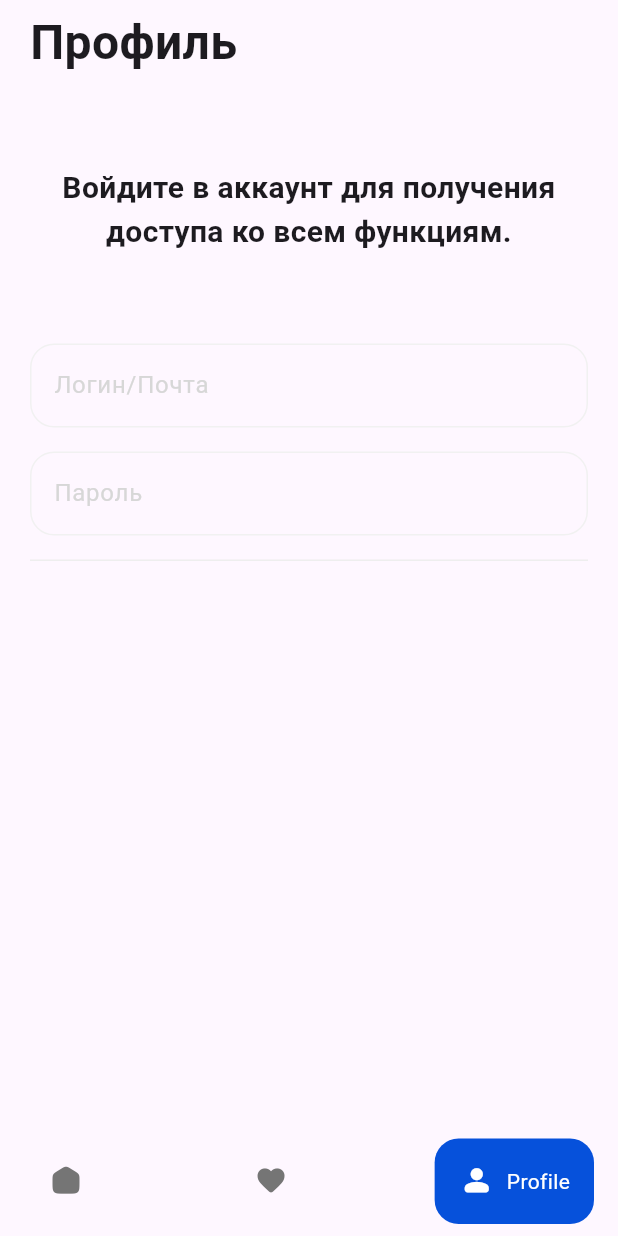
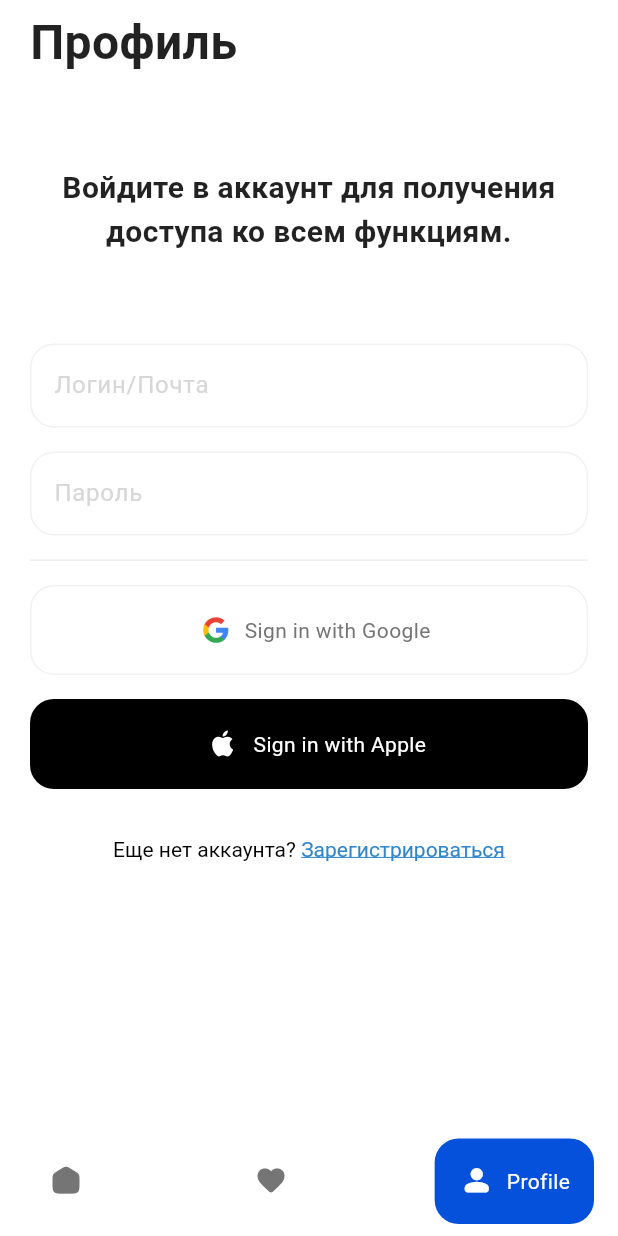
Before and after one commit to v1rus-dev/X-Travel-mobile, a Flutter app: the screen it shows after launch, item 3 of the bottom bar chosen, on a phone screen of 412 x 824 dp. Run offline on Flutter 3.47's test engine with Material 3 defaults, Android fonts, the phone set to English and light mode, and no system bars; drawn by our look-alikes of google_nav_bar; our stand-ins replace bloc, cached_network_image, dartz, dio, drift, drift_flutter and 8 more; missing offline and left inert: talker_dio_logger; accounts and stored records are empty; generated files the repository leaves out were written again; network calls fail; statements that could not run were skipped.

Commit message:
Add sign in google and apple buttons.

```diff
--- /dev/null
+++ b/lib/constants/app_theme.dart
@@ -0,0 +1,23 @@
+import 'package:flutter/material.dart';
+
+class AppThemes {
+  static final ThemeData lightTheme = ThemeData(
+    brightness: Brightness.light,
+    scaffoldBackgroundColor: Colors.white,
+    primarySwatch: Colors.blue,
+    textTheme: const TextTheme(
+      bodyLarge: TextStyle(color: Colors.black),
+      bodyMedium: TextStyle(color: Colors.black87),
+    ),
+  );
+
+  static final ThemeData darkTheme = ThemeData(
+    brightness: Brightness.dark,
+    scaffoldBackgroundColor: Colors.black,
+    primarySwatch: Colors.blue,
+    textTheme: const TextTheme(
+      bodyLarge: TextStyle(color: Colors.white),
+      bodyMedium: TextStyle(color: Colors.white70),
+    ),
+  );
+}
--- a/lib/constants/images.dart
+++ b/lib/constants/images.dart
@@ -7,4 +7,7 @@ class ImagesConstants {
 
   static const String icProfileOutlined = 'assets/images/svg/ic_profile_outlined.svg';
   static const String icProfileFilled = 'assets/images/svg/ic_profile_filled.svg';
+
+  static const String appleLogo = 'assets/images/svg/apple_logo.svg';
+  static const String googleLogo = 'assets/images/svg/google_logo.svg';
 }
--- a/lib/features/auth/login/presentation/view/login.dart
+++ b/lib/features/auth/login/presentation/view/login.dart
@@ -1,8 +1,12 @@
+import 'package:flutter/gestures.dart';
 import 'package:flutter/material.dart';
 import 'package:flutter_bloc/flutter_bloc.dart';
 import 'package:gap/gap.dart';
 import 'package:xtravel/common/widgets/app_text_field.dart';
+import 'package:xtravel/constants/colors.dart';
 import 'package:xtravel/features/auth/login/presentation/bloc/login_bloc.dart';
+import 'package:xtravel/features/auth/login/presentation/widgets/sign_in_apple.dart';
+import 'package:xtravel/features/auth/login/presentation/widgets/sign_in_google.dart';
 
 class LoginScreen extends StatefulWidget {
   const LoginScreen({super.key});
@@ -24,6 +28,7 @@ class _LoginScreenState extends State<LoginScreen> {
     return BlocProvider(
       create: (context) => bloc,
       child: Scaffold(
+        resizeToAvoidBottomInset: false,
         body: Padding(
           padding: const EdgeInsets.symmetric(horizontal: 20),
           child: Column(
@@ -54,6 +59,28 @@ class _LoginScreenState extends State<LoginScreen> {
                 color: Color(0xFFEEEEEE),
               ),
               const Gap(16),
+              SignInGoogle(
+                onTap: () {},
+              ),
+              const Gap(16),
+              SignInApple(onTap: () {}),
+              const Gap(32),
+              RichText(
+                text: const TextSpan(
+                  text: "Еще нет аккаунта? ",
+                  style: TextStyle(fontSize: 14, color: Colors.black),
+                  children: [
+                    TextSpan(
+                      text: "Зарегистрироваться",
+                      style: TextStyle(
+                        color: Color(0xFF2F86CD),
+                        decoration: TextDecoration.underline,
+                      ),
+
+                    )
+                  ],
+                ),
+              )
             ],
           ),
         ),
--- /dev/null
+++ b/lib/features/auth/login/presentation/widgets/sign_in_apple.dart
@@ -0,0 +1,34 @@
+import 'package:flutter/material.dart';
+import 'package:flutter_svg/flutter_svg.dart';
+import 'package:xtravel/constants/images.dart';
+
+class SignInApple extends StatelessWidget {
+  SignInApple({super.key, this.onTap});
+
+  Function()? onTap;
+
+  @override
+  Widget build(BuildContext context) {
+    final theme = Theme.of(context);
+
+    return SizedBox(
+      height: 60,
+      child: Material(
+        color: Colors.black,
+        borderRadius: BorderRadius.circular(16),
+        child: InkWell(
+          borderRadius: BorderRadius.circular(16),
+          onTap: onTap,
+          child: Row(
+            mainAxisAlignment: MainAxisAlignment.center,
+            crossAxisAlignment: CrossAxisAlignment.center,
+            children: [
+              SvgPicture.asset(ImagesConstants.appleLogo),
+              Text("Sign in with Apple", style: theme.textTheme.bodyMedium?.copyWith(color: Colors.white),)
+            ],
+          ),
+        ),
+      ),
+    );
+  }
+}
--- /dev/null
+++ b/lib/features/auth/login/presentation/widgets/sign_in_google.dart
@@ -0,0 +1,41 @@
+import 'package:flutter/material.dart';
+import 'package:flutter_svg/svg.dart';
+import 'package:xtravel/constants/images.dart';
+
+class SignInGoogle extends StatelessWidget {
+  SignInGoogle({super.key, this.onTap});
+
+  Function()? onTap;
+  @override
+  Widget build(BuildContext context) {
+    final theme = Theme.of(context);
+
+    return SizedBox(
+      height: 60,
+      child: Material(
+        color: Colors.white,
+        shape: const RoundedRectangleBorder(side: BorderSide(
+          color: Color(0xFFF1F1F1),
+          width: 1,
+        ), borderRadius: BorderRadius.all(Radius.circular(16))),
+        child: InkWell(
+          borderRadius: BorderRadius.circular(16),
+          onTap: onTap,
+          child: Row(
+            mainAxisAlignment: MainAxisAlignment.center,
+            crossAxisAlignment: CrossAxisAlignment.center,
+            children: [
+              SvgPicture.asset(ImagesConstants.googleLogo),
+              Text(
+                "Sign in with Google",
+                style: theme.textTheme.bodyMedium?.copyWith(
+                  color: const Color(0xFF757575),
+                ),
+              )
+            ],
+          ),
+        ),
+      ),
+    );
+  }
+}
--- a/lib/features/profile/presentation/view/profile_wrapper_screen.dart
+++ b/lib/features/profile/presentation/view/profile_wrapper_screen.dart
@@ -16,6 +16,7 @@ class _ProfileWrapperScreenState extends State<ProfileWrapperScreen> {
   @override
   Widget build(BuildContext context) => const SafeArea(
         child: Scaffold(
+          resizeToAvoidBottomInset: false,
           appBar: BasicToolbar(text: "Профиль"),
           body: LoginScreen(),
         ),
--- a/lib/main.dart
+++ b/lib/main.dart
@@ -1,5 +1,6 @@
 import 'package:flutter/material.dart';
 import 'package:xtravel/common/injection_container.dart';
+import 'package:xtravel/constants/app_theme.dart';
 import 'package:xtravel/constants/router.dart';
 import 'package:xtravel/core/providers/network_client_provider.dart';
 
@@ -18,6 +19,9 @@ class XTravelApp extends StatelessWidget {
   Widget build(BuildContext context) {
     return MaterialApp.router(
       routerConfig: AppRouter.configs,
+      theme: AppThemes.lightTheme,
+      darkTheme: AppThemes.darkTheme,
+      themeMode: ThemeMode.light,
     );
   }
 }
```
Also changed, not shown: assets/images/svg/apple_logo.svg (added), assets/images/svg/google_logo.svg (added).
